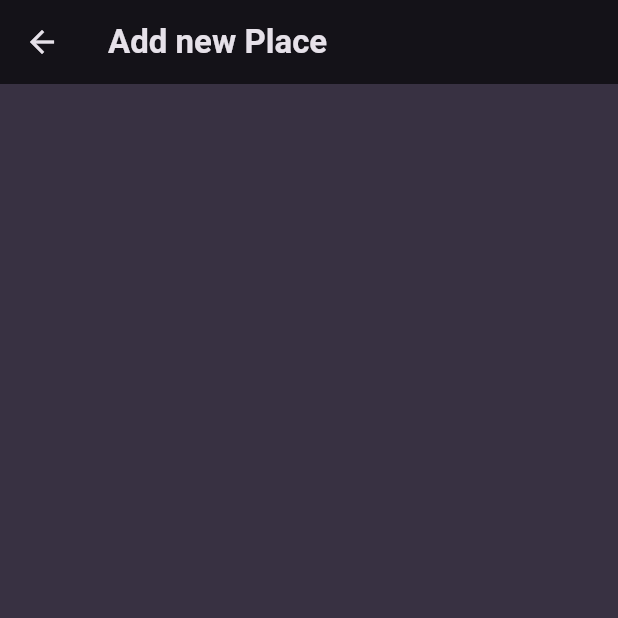
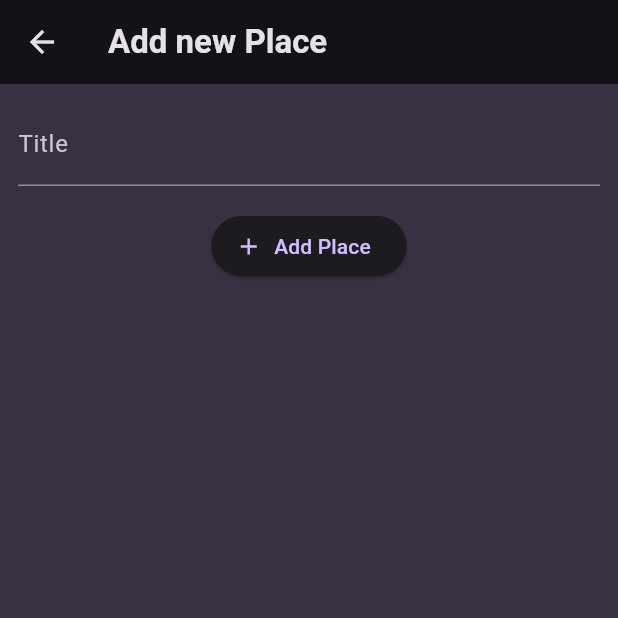
Before and after one commit to CongNQ-Dev/flutter-favorite-place, a Flutter app: the screen it shows after launch, after a tap on the "add" icon, on a phone screen of 412 x 824 dp, the top half of it. Run offline on Flutter 3.47's test engine with Material 3 defaults, Android fonts, the phone set to English and light mode, and no system bars; our stand-ins replace flutter_riverpod, google_fonts.

Commit message:
Adding Places with Provider & Displaying Places

```diff
--- a/lib/main.dart
+++ b/lib/main.dart
@@ -1,4 +1,4 @@
-import 'package:favorite_places/screens/places_screen.dart';
+import 'package:favorite_places/screens/places_list_screen.dart';
 
 import 'package:flutter/material.dart';
 import 'package:flutter_riverpod/flutter_riverpod.dart';
--- a/lib/providers/user_places.dart
+++ b/lib/providers/user_places.dart
@@ -1,5 +1,5 @@
 import 'package:favorite_places/models/place.dart';
-import 'package:riverpod/riverpod.dart';
+import 'package:flutter_riverpod/flutter_riverpod.dart';
 
 class UserPlacesNotifier extends StateNotifier<List<Place>> {
   UserPlacesNotifier() : super([]);
@@ -7,7 +7,8 @@ class UserPlacesNotifier extends StateNotifier<List<Place>> {
     final newPlace = Place(title: title);
     state = [newPlace, ...state];
   }
+}
 
-  final userPlacesProvider =
-      StateNotifierProvider((ref) => UserPlacesNotifier());
-}
+final userPlacesProvider =
+    StateNotifierProvider<UserPlacesNotifier, List<Place>>(
+        (ref) => UserPlacesNotifier());
--- a/lib/screens/new_place_screen.dart
+++ b/lib/screens/new_place_screen.dart
@@ -1,7 +1,31 @@
 import 'package:flutter/material.dart';
+import 'package:flutter_riverpod/flutter_riverpod.dart';
+import 'package:favorite_places/providers/user_places.dart';
 
-class NewPlaceScreen extends StatelessWidget {
+class NewPlaceScreen extends ConsumerStatefulWidget {
   const NewPlaceScreen({super.key});
+
+  @override
+  ConsumerState<NewPlaceScreen> createState() => _NewPlaceScreenState();
+}
+
+class _NewPlaceScreenState extends ConsumerState<NewPlaceScreen> {
+  final _titleController = TextEditingController();
+  void _savePlace() {
+    final enteredText = _titleController.text;
+    if (enteredText.isEmpty) {
+      return;
+    }
+    ref.read(userPlacesProvider.notifier).addPlace(enteredText);
+    Navigator.of(context).pop();
+  }
+
+  @override
+  void dispose() {
+    // TODO: implement dispose
+    _titleController.dispose();
+    super.dispose();
+  }
 
   @override
   Widget build(BuildContext context) {
@@ -9,6 +33,26 @@ class NewPlaceScreen extends StatelessWidget {
       appBar: AppBar(
         title: Text('Add new Place'),
       ),
+      body: SingleChildScrollView(
+        padding: EdgeInsets.all(12),
+        child: Column(
+          children: [
+            TextField(
+              decoration: InputDecoration(labelText: 'Title'),
+              controller: _titleController,
+              style:
+                  TextStyle(color: Theme.of(context).colorScheme.onBackground),
+            ),
+            const SizedBox(
+              height: 16,
+            ),
+            ElevatedButton.icon(
+                icon: Icon(Icons.add),
+                onPressed: _savePlace,
+                label: const Text('Add Place'))
+          ],
+        ),
+      ),
     );
   }
 }
--- a/lib/screens/places_detai_screen.dart
+++ b/lib/screens/places_detai_screen.dart
@@ -0,0 +1,24 @@
+import 'package:favorite_places/models/place.dart';
+import 'package:flutter/material.dart';
+
+class PlaceDetailScreen extends StatelessWidget {
+  const PlaceDetailScreen({super.key, required this.place});
+  final Place place;
+  @override
+  Widget build(BuildContext context) {
+    return Scaffold(
+      appBar: AppBar(
+        title: Text(place.title),
+      ),
+      body: Center(
+        child: Text(
+          place.title,
+          style: Theme.of(context)
+              .textTheme
+              .bodyLarge!
+              .copyWith(color: Theme.of(context).colorScheme.onBackground),
+        ),
+      ),
+    );
+  }
+}
--- a/lib/screens/places_screen.dart
+++ b/lib/screens/places_list_screen.dart
@@ -1,21 +1,21 @@
+import 'package:favorite_places/models/place.dart';
+import 'package:favorite_places/providers/user_places.dart';
 import 'package:favorite_places/screens/new_place_screen.dart';
 import 'package:favorite_places/widgets/places_list.dart';
 import 'package:flutter/material.dart';
+import 'package:flutter_riverpod/flutter_riverpod.dart';
 
-class PlacesScreen extends StatefulWidget {
-  const PlacesScreen({super.key});
+class PlacesScreen extends ConsumerWidget {
+  PlacesScreen({super.key});
+
+  List<Place> placeList = [];
 
   @override
-  State<PlacesScreen> createState() => _PlacesScreenState();
-}
-
-class _PlacesScreenState extends State<PlacesScreen> {
-  List<PlacesScreen> placeList = [];
-  @override
-  Widget build(BuildContext context) {
+  Widget build(BuildContext context, WidgetRef ref) {
+    final userPlaces = ref.watch(userPlacesProvider);
     return Scaffold(
         appBar: AppBar(
-          title: Text('Your PlacesScreen'),
+          title: Text('Your Places'),
           actions: [
             IconButton(
                 onPressed: () {
@@ -26,7 +26,7 @@ class _PlacesScreenState extends State<PlacesScreen> {
           ],
         ),
         body: PlacesList(
-          places: [],
+          places: userPlaces,
         ));
   }
 }
--- a/lib/widgets/places_list.dart
+++ b/lib/widgets/places_list.dart
@@ -1,4 +1,5 @@
 import 'package:favorite_places/models/place.dart';
+import 'package:favorite_places/screens/places_detai_screen.dart';
 import 'package:flutter/material.dart';
 
 class PlacesList extends StatelessWidget {
@@ -24,6 +25,12 @@ class PlacesList extends StatelessWidget {
                 style: Theme.of(context).textTheme.titleMedium!.copyWith(
                     color: Theme.of(context).colorScheme.onBackground),
               ),
+              onTap: () {
+                Navigator.of(context).push(MaterialPageRoute(
+                    builder: (ctx) => PlaceDetailScreen(
+                          place: places[index],
+                        )));
+              },
             ));
   }
 }
```
Also changed, not shown: 181 other files.
